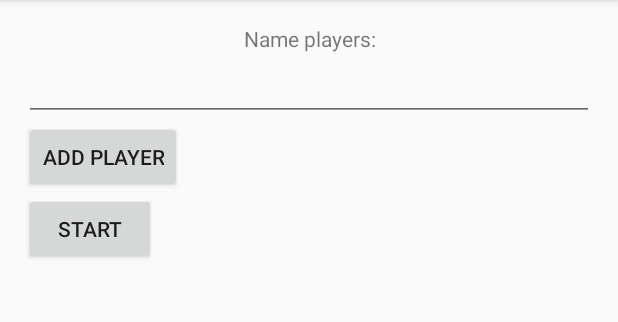
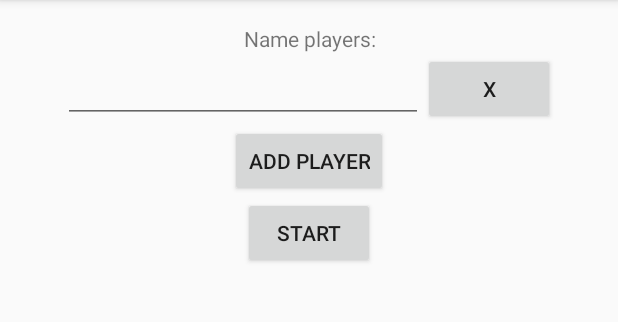
Before and after one commit to krisitown/CoupHelper, an Android app: the screen it shows after launch (MainActivity), after a tap on "ADD PLAYER", on a phone screen of 412 x 824 dp, the part 84-406 px from its top. Run offline under Robolectric (Android 15) with nearby library versions, the phone set to English and light mode, and no system bars.

Commit message:
finishing touches

```diff
--- a/app/src/main/java/com/couphelper/krisitown/couphelper/MainActivity.java
+++ b/app/src/main/java/com/couphelper/krisitown/couphelper/MainActivity.java
@@ -7,6 +7,7 @@ import android.support.design.widget.FloatingActionButton;
 import android.support.design.widget.Snackbar;
 import android.support.v7.app.AppCompatActivity;
 import android.support.v7.widget.Toolbar;
+import android.view.Gravity;
 import android.view.View;
 import android.view.Menu;
 import android.view.MenuItem;
@@ -40,13 +41,43 @@ public class MainActivity extends AppCompatActivity {
         addPlayerButton.setOnClickListener(new View.OnClickListener() {
             @Override
             public void onClick(View view) {
-                EditText editText = new EditText(context);
+                final EditText editText = new EditText(context);
                 editText.setLayoutParams(new LinearLayout.LayoutParams(
-                        LinearLayout.LayoutParams.MATCH_PARENT,
+                        LinearLayout.LayoutParams.WRAP_CONTENT,
                         LinearLayout.LayoutParams.WRAP_CONTENT
                 ));
-                int currentId = editText.generateViewId();
-                layout.addView(editText);
+                final int currentId = editText.generateViewId();
+                final LinearLayout nameAndCross = new LinearLayout(context);
+                nameAndCross.setLayoutParams(new LinearLayout.LayoutParams(
+                        LinearLayout.LayoutParams.MATCH_PARENT,
+                        LinearLayout.LayoutParams.WRAP_CONTENT,
+                        LinearLayout.HORIZONTAL));
+                nameAndCross.setGravity(Gravity.CENTER);
+
+
+                Button button = new Button(context);
+                button.generateViewId();
+                button.setText("X");
+                button.setLayoutParams(new LinearLayout.LayoutParams(
+                        LinearLayout.LayoutParams.WRAP_CONTENT,
+                        LinearLayout.LayoutParams.WRAP_CONTENT
+                ));
+
+                editText.setWidth(360);
+
+                button.setOnClickListener(new View.OnClickListener() {
+                    @Override
+                    public void onClick(View view) {
+                        layout.removeView(nameAndCross);
+                        playerNames.remove(editText);
+                    }
+                });
+
+
+                nameAndCross.addView(editText);
+                nameAndCross.addView(button);
+
+                layout.addView(nameAndCross);
                 playerNames.add(editText);
             }
         });
--- a/app/src/main/res/layout/content_main.xml
+++ b/app/src/main/res/layout/content_main.xml
@@ -37,13 +37,15 @@
             android:layout_width="wrap_content"
             android:layout_height="wrap_content"
             android:id="@+id/add_player_button"
-            android:text="Add Player"/>
+            android:text="Add Player"
+            android:layout_gravity="center_horizontal" />
 
         <Button
             android:layout_width="wrap_content"
             android:layout_height="wrap_content"
             android:text="START"
-            android:id="@+id/startButton"/>
+            android:id="@+id/startButton"
+            android:layout_gravity="center_horizontal" />
 
     </LinearLayout>
 
```
